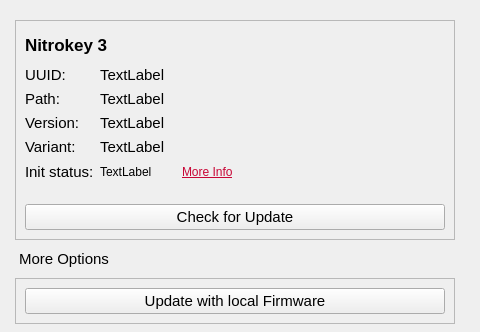
First picture: the form in nitrokeyapp/ui/overview_tab.ui, repository Nitrokey/nitrokey-app2, before the edit; both pictures show x 0 to 480 and y 0 to 332 of the 800 by 600 pixel window.
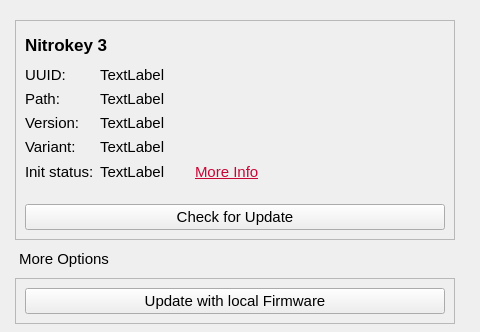
Second picture: the form after the edit. Icons and pictures are not drawn.

Commit message: ui::overview: use specific font-size for 'Init Status' content

Patch:
```diff
--- a/nitrokeyapp/ui/overview_tab.ui
+++ b/nitrokeyapp/ui/overview_tab.ui
@@ -51,8 +51,8 @@
        <rect>
         <x>0</x>
         <y>0</y>
-        <width>792</width>
-        <height>592</height>
+        <width>788</width>
+        <height>588</height>
        </rect>
       </property>
       <property name="sizePolicy">
@@ -334,6 +334,11 @@
            <layout class="QHBoxLayout" name="status_space">
             <item>
              <widget class="QLabel" name="nk3_status">
+              <property name="font">
+               <font>
+                <pointsize>11</pointsize>
+               </font>
+              </property>
               <property name="text">
                <string>TextLabel</string>
               </property>
@@ -356,6 +361,11 @@
                 <height>18</height>
                </size>
               </property>
+              <property name="font">
+               <font>
+                <pointsize>11</pointsize>
+               </font>
+              </property>
               <property name="toolTip">
                <string>&lt;html&gt;&lt;head/&gt;&lt;body&gt;&lt;p&gt;An error occurred during device initialization. &lt;br/&gt;Click &lt;span style=&quot; font-weight:600; text-decoration: underline; color:#c81435;&quot;&gt;More Info&lt;/span&gt; for more information and contact support if the error persists.&lt;/p&gt;&lt;/body&gt;&lt;/html&gt;</string>
               </property>
@@ -384,6 +394,11 @@
             </item>
             <item>
              <widget class="QLabel" name="more_info">
+              <property name="font">
+               <font>
+                <pointsize>11</pointsize>
+               </font>
+              </property>
               <property name="text">
                <string>&lt;html&gt;&lt;head/&gt;&lt;body&gt;&lt;p&gt;&lt;a href=&quot;https://docs.nitrokey.com/nitrokey3/&quot;&gt;&lt;span style=&quot; text-decoration: underline; color:#c80636;&quot;&gt;More Info&lt;/span&gt;&lt;/a&gt;&lt;/p&gt;&lt;/body&gt;&lt;/html&gt;</string>
               </property>
```
